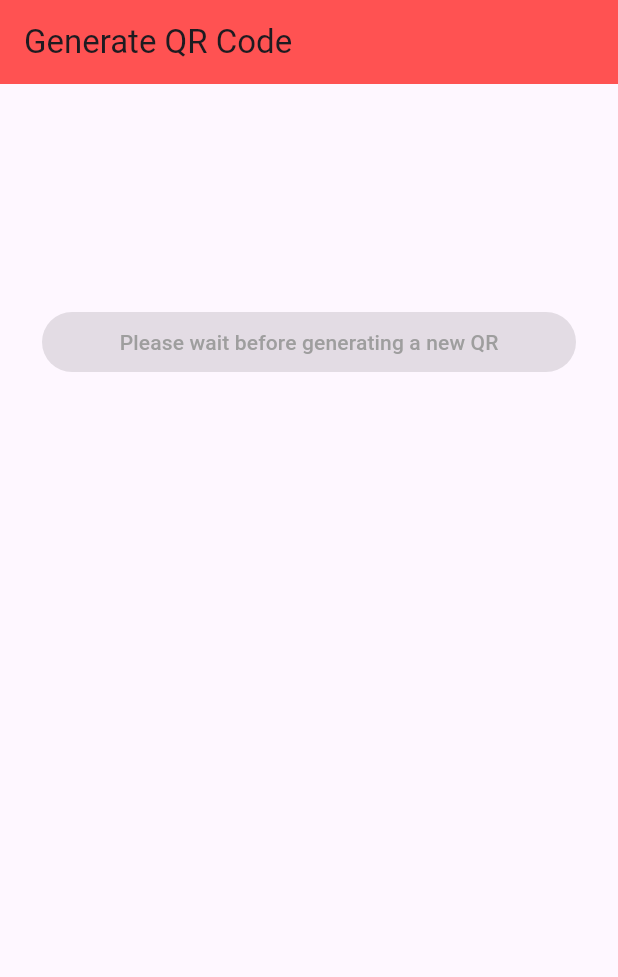
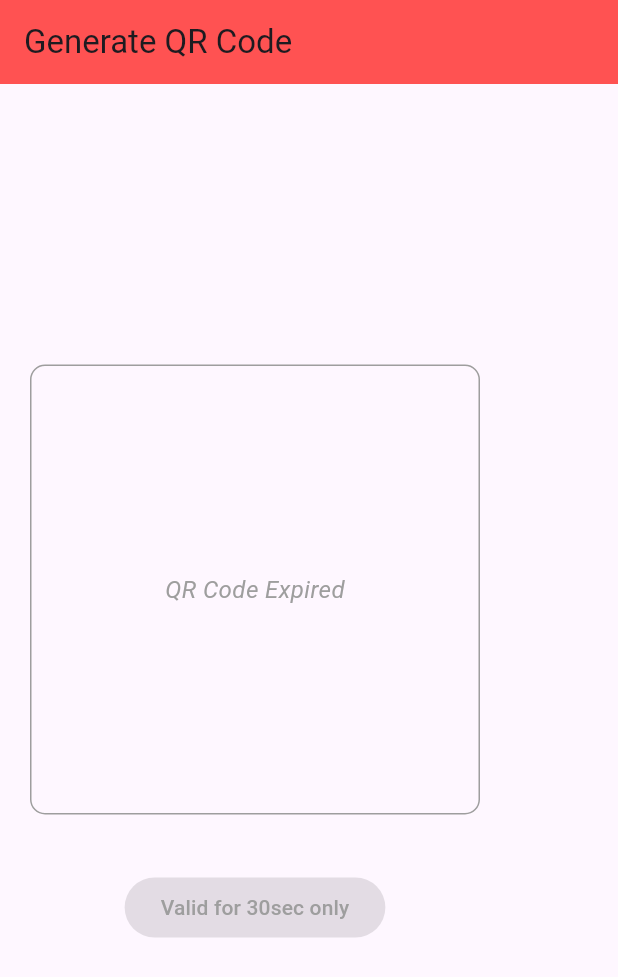
Before and after one commit to satyam372/dealsDrayTest, a Flutter app: the HomeScreen screen opened directly, after a tap on "Generate QR Code", on a phone screen of 412 x 824 dp. Shown: the top 977 px of the screen. Run offline on Flutter 3.47's test engine with Material 3 defaults, Android fonts, the phone set to English and light mode, and no system bars; our stand-ins replace device_info_plus, dio, flutter_native_splash, flutter_secure_storage, fluttertoast, geolocator and 3 more; missing offline and left inert: encrypt, network_info_plus, screen_protector; accounts and stored records are empty.

Commit message:
home_screen: Encrypt the Qr data.
Fixes #37

```diff
--- a/lib/View/home_screen.dart
+++ b/lib/View/home_screen.dart
@@ -4,6 +4,7 @@ import 'package:intl/intl.dart';
 import 'dart:async';
 import 'package:screen_protector/screen_protector.dart';
 import 'package:deals_dray_test/Domain/secure_storage.dart';
+import 'package:deals_dray_test/Domain/encryption.dart';
 
 class HomeScreen extends StatefulWidget {
   const HomeScreen({super.key});
@@ -16,6 +17,7 @@ class HomeScreenState extends State<HomeScreen> {
   DateTime? lastGeneratedTime;
   bool isButtonLocked = false;
   final storage = SecureStorage();
+  String encryptedQrData = '';
 
   @override
   void initState() {
@@ -35,9 +37,10 @@ class HomeScreenState extends State<HomeScreen> {
     String? rollNumber = await storage.getValue('Enroll-no');
     if (rollNumber != null) {
       qrData = rollNumber + formattedTime;
+      encryptedQrData = encryptData(qrData) as String; // TODO:Change the type of var to accept encrypted value
     }
     setState(() {
-      qrData;
+      encryptedQrData;
       lastGeneratedTime = currentTime;
       isButtonLocked = true;
     });
@@ -48,6 +51,7 @@ class HomeScreenState extends State<HomeScreen> {
     });
   }
 
+
   @override
   Widget build(BuildContext context) {
     return Scaffold(
@@ -57,29 +61,42 @@ class HomeScreenState extends State<HomeScreen> {
       ),
       body: Container(
         padding: const EdgeInsets.all(20),
-        child: SingleChildScrollView(
         child: Column(
           mainAxisAlignment: MainAxisAlignment.center,
-            crossAxisAlignment: CrossAxisAlignment.stretch,
+          crossAxisAlignment: CrossAxisAlignment.center,
           children: [
-              const SizedBox(height: 100),
-              if (qrData.isNotEmpty)
-                QrImageView(data: qrData),
-              const SizedBox(height: 20),
+            // Center the QR code and increase its size
+            Container(
+              height: 300, // Increased size for larger QR display
+              width: 300, // Keep width and height the same for square shape
+              decoration: BoxDecoration(
+                border: Border.all(color: Colors.grey, width: 1),
+                borderRadius: BorderRadius.circular(10),
+              ),
+              child: Center(
+                child: encryptedQrData.isEmpty
+                    ? Text(
+                  'QR Code Expired',
+                  style: TextStyle(
+                    color: Colors.grey,
+                    fontSize: 16,
+                    fontStyle: FontStyle.italic,
+                  ),
+                )
+                    : QrImageView(data: encryptedQrData, size: 280),
+              ),
+            ),
+            const SizedBox(height: 30), // Space between QR and button
             Padding(
               padding: const EdgeInsets.all(8.0),
               child: ElevatedButton(
-                onPressed: isButtonLocked
-                      ? null
-                      : () {
-                    generateQr();
-                  },
+                onPressed: isButtonLocked ? null : generateQr,
                 child: Text(
                   isButtonLocked
-                        ? "Please wait before generating a new QR"
+                      ? "Valid for 30sec only"
                       : "Generate QR Code",
                   style: TextStyle(
                     color: isButtonLocked ? Colors.grey : Colors.indigo[900],
-                    ))))]))));
+                  ))))])));
   }
 }
```
Also changed, not shown: lib/View/login.dart (+20 -12 lines). Lines whose indentation alone changed are shown as unchanged.
